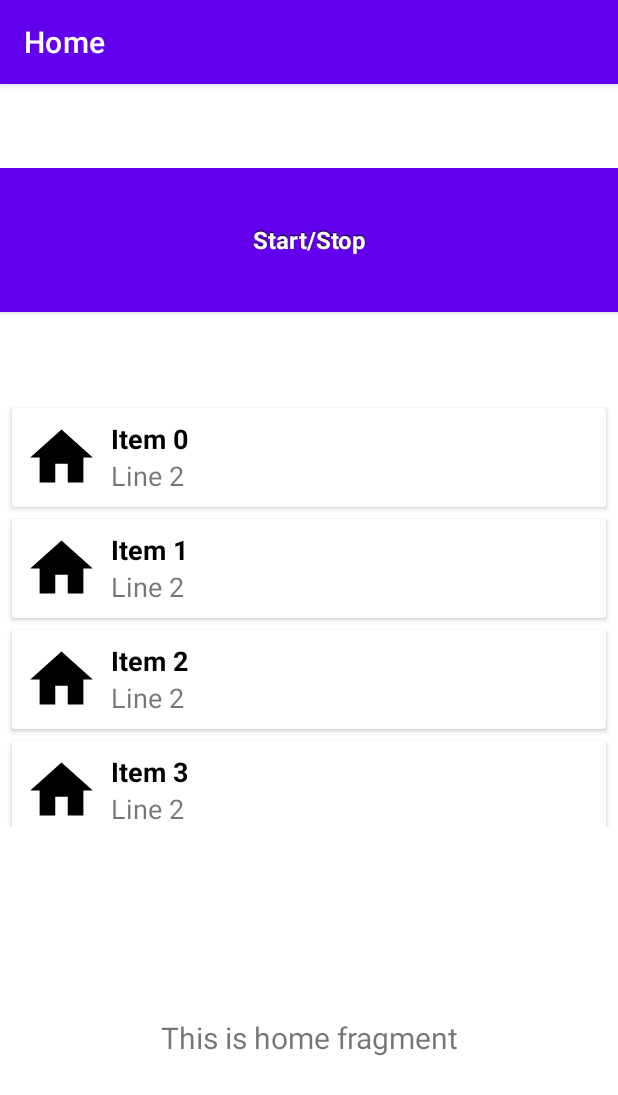
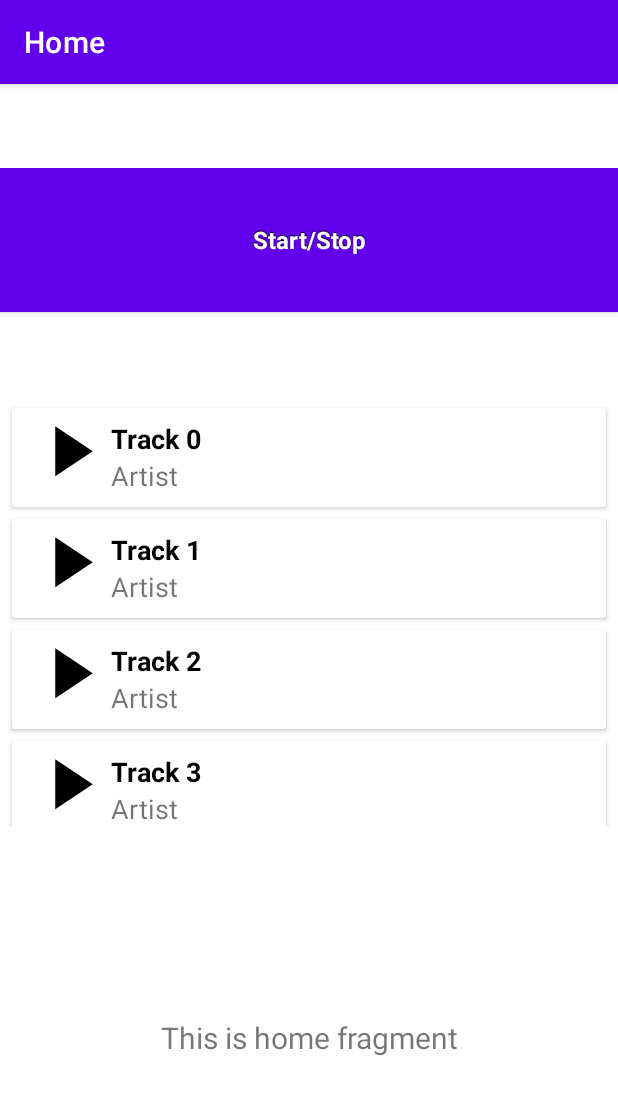
Before and after one commit to ChsHub/music_player, an Android app: the screen it shows after launch (MainActivity), on a phone screen of 412 x 824 dp. Shown: the top 1095 px of the screen. Run offline under Robolectric (Android 15) with nearby library versions, the phone set to English and light mode, and no system bars; our stand-ins replace navigation-ui.

Commit message:
Add play icon;

```diff
--- a/app/src/main/java/com/example/music_player/MainActivity.java
+++ b/app/src/main/java/com/example/music_player/MainActivity.java
@@ -230,7 +230,7 @@ public class MainActivity extends AppCompatActivity
 
         for (int i = 0; i < size; i++)
         {
-            list.add(new TrackItem(R.drawable.ic_home_black_24dp, "Item " + Integer.valueOf(i).toString(), "Line 2"));
+            list.add(new TrackItem(R.drawable.ic_play_black_24dp, "Track " + Integer.valueOf(i).toString(), "Artist"));
         }
         return list;
     }
--- /dev/null
+++ b/app/src/main/res/drawable/ic_play_black_24dp.xml
@@ -0,0 +1,9 @@
+<vector xmlns:android="http://schemas.android.com/apk/res/android"
+    android:width="24dp"
+    android:height="24dp"
+    android:viewportWidth="24.0"
+    android:viewportHeight="24.0">
+    <path
+        android:fillColor="#FF000000"
+        android:pathData="M10,18 L22,10 10,2 z" />
+</vector>
```
